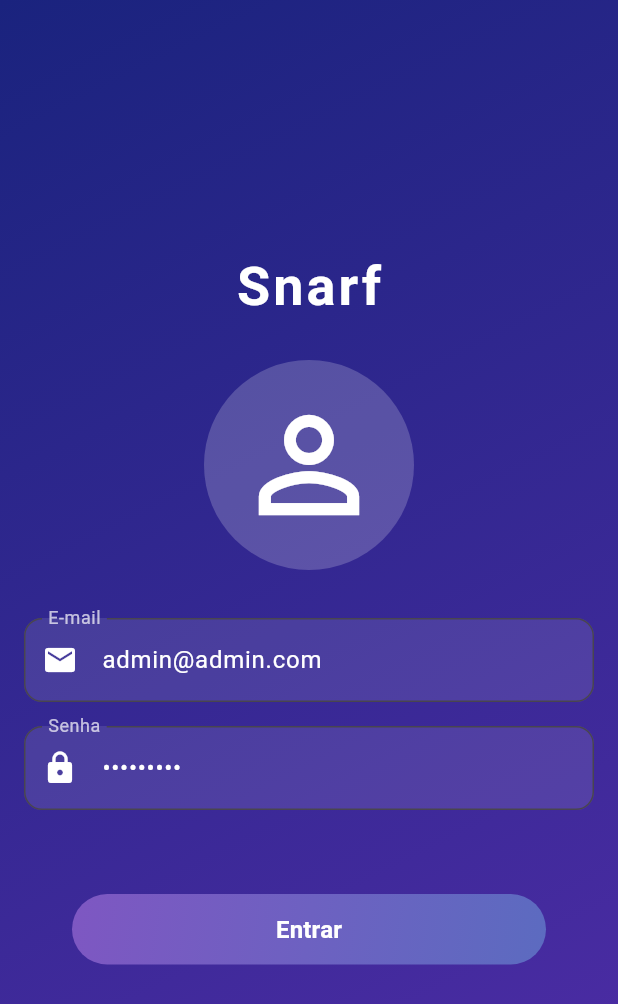
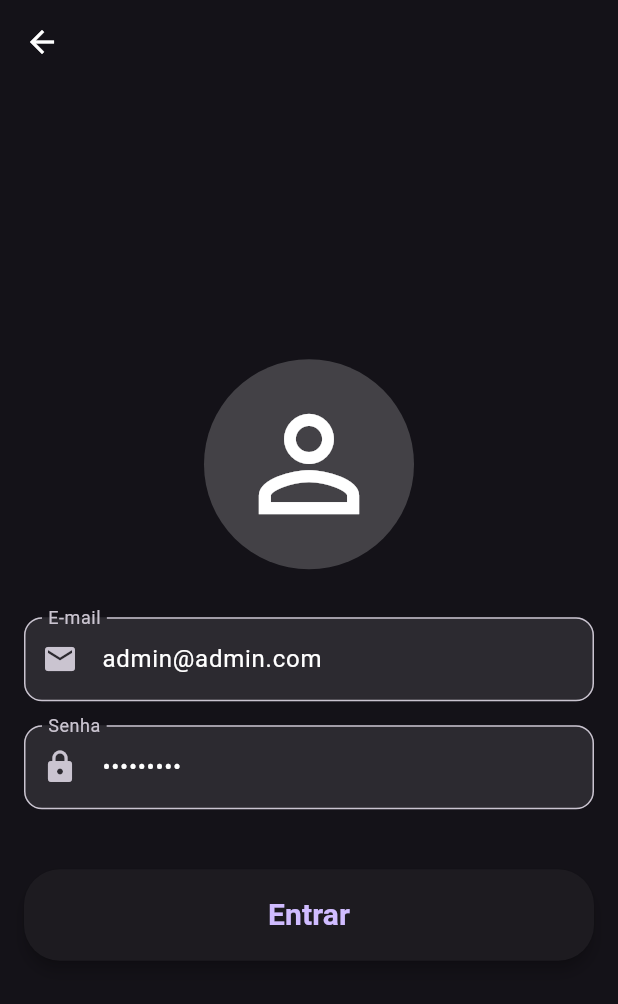
Before and after one commit to Gustavo653/Snarf, a Flutter app: the screen it shows after launch, after a tap on "Login", on a phone screen of 412 x 824 dp. Shown: the top 1004 px of the screen. Run offline on Flutter 3.47's test engine with Material 3 defaults, Android fonts, the phone set to English and light mode, and no system bars; our stand-ins replace flutter_map, flutter_secure_storage, latlong2, location.

Commit message:
Melhorando temas do app

```diff
--- /dev/null
+++ b/snarf/lib/components/custom_elevated_button.dart
@@ -0,0 +1,47 @@
+import 'package:flutter/material.dart';
+
+class CustomElevatedButton extends StatelessWidget {
+  final String text;
+  final bool isLoading;
+  final VoidCallback? onPressed;
+
+  const CustomElevatedButton({
+    super.key,
+    required this.text,
+    required this.isLoading,
+    this.onPressed,
+  });
+
+  @override
+  Widget build(BuildContext context) {
+    return ElevatedButton(
+      onPressed: isLoading ? null : onPressed,
+      style: ElevatedButton.styleFrom(
+        padding: const EdgeInsets.symmetric(
+          horizontal: 32.0,
+          vertical: 4.0,
+        ),
+        shape: RoundedRectangleBorder(
+          borderRadius: BorderRadius.circular(24.0),
+        ),
+        elevation: 4,
+      ),
+      child: isLoading
+          ? const CircularProgressIndicator(color: Colors.white)
+          : Ink(
+              child: Container(
+                alignment: Alignment.center,
+                padding: const EdgeInsets.symmetric(
+                    vertical: 12.0, horizontal: 32.0),
+                child: Text(
+                  text,
+                  style: const TextStyle(
+                    fontWeight: FontWeight.bold,
+                    fontSize: 20.0,
+                  ),
+                ),
+              ),
+            ),
+    );
+  }
+}
--- a/snarf/lib/pages/initial_page.dart
+++ b/snarf/lib/pages/initial_page.dart
@@ -1,6 +1,7 @@
 import 'package:flutter/material.dart';
 import 'package:snarf/pages/home_page.dart';
-import 'login_page.dart';
+import 'package:snarf/pages/login_page.dart';
+import 'package:snarf/components/custom_elevated_button.dart';
 
 class InitialPage extends StatelessWidget {
   const InitialPage({super.key});
@@ -8,70 +9,41 @@ class InitialPage extends StatelessWidget {
   @override
   Widget build(BuildContext context) {
     return Scaffold(
-      body: Container(
-        decoration: const BoxDecoration(
-          gradient: LinearGradient(
-            colors: [
-              Color(0xFF212FBD),
-              Color(0xFF3A1D7E),
-            ],
-            begin: Alignment.topLeft,
-            end: Alignment.bottomRight,
-          ),
-        ),
-        child: Center(
+      body: Center(
+        child: Padding(
+          padding: const EdgeInsets.all(16.0),
           child: Column(
             mainAxisAlignment: MainAxisAlignment.center,
             children: [
               const Text(
                 'snarf',
                 style: TextStyle(
-                  fontSize: 36,
+                  fontSize: 40,
                   fontWeight: FontWeight.bold,
-                  color: Colors.white,
                   letterSpacing: 2.0,
                 ),
               ),
               const SizedBox(height: 48),
-              ElevatedButton(
+              CustomElevatedButton(
+                text: 'Espiar Anonimamente',
+                isLoading: false,
                 onPressed: () {
-                  ScaffoldMessenger.of(context).showSnackBar(
-                    const SnackBar(content: Text('Espiando anonimamente...')),
-                  );
                   Navigator.push(
                     context,
                     MaterialPageRoute(builder: (context) => const HomePage()),
                   );
                 },
-                style: ElevatedButton.styleFrom(
-                  padding: const EdgeInsets.symmetric(
-                      horizontal: 32.0, vertical: 16.0),
-                  shape: RoundedRectangleBorder(
-                    borderRadius: BorderRadius.circular(24.0),
-                  ),
-                  backgroundColor: Colors.white,
-                  elevation: 4,
-                ),
-                child: const Text('Espiar Anonimamente'),
               ),
               const SizedBox(height: 24),
-              ElevatedButton(
+              CustomElevatedButton(
+                text: 'Login',
+                isLoading: false,
                 onPressed: () {
                   Navigator.push(
                     context,
                     MaterialPageRoute(builder: (context) => const LoginPage()),
                   );
                 },
-                style: ElevatedButton.styleFrom(
-                  padding: const EdgeInsets.symmetric(
-                      horizontal: 32.0, vertical: 16.0),
-                  shape: RoundedRectangleBorder(
-                    borderRadius: BorderRadius.circular(24.0),
-                  ),
-                  backgroundColor: Colors.white,
-                  elevation: 4,
-                ),
-                child: const Text('Login'),
               ),
             ],
           ),
--- a/snarf/lib/pages/login_page.dart
+++ b/snarf/lib/pages/login_page.dart
@@ -1,4 +1,5 @@
 import 'package:flutter/material.dart';
+import 'package:snarf/components/custom_elevated_button.dart';
 import '../services/api_service.dart';
 import 'home_page.dart';
 
@@ -59,36 +60,14 @@ class _LoginPageState extends State<LoginPage> {
   @override
   Widget build(BuildContext context) {
     return Scaffold(
-      body: Container(
-        decoration: const BoxDecoration(
-          gradient: LinearGradient(
-            colors: [
-              Color(0xFF1A237E), // Azul escuro
-              Color(0xFF512DA8), // Roxo elegante
-            ],
-            begin: Alignment.topLeft,
-            end: Alignment.bottomRight,
-          ),
-        ),
-        child: Center(
+      appBar: AppBar(),
+      body: Center(
         child: Padding(
           padding: const EdgeInsets.all(16.0),
           child: SingleChildScrollView(
             child: Column(
               mainAxisAlignment: MainAxisAlignment.center,
               children: [
-                  // Nome da aplicação
-                  Text(
-                    'Snarf',
-                    style: const TextStyle(
-                      fontSize: 36,
-                      fontWeight: FontWeight.bold,
-                      color: Colors.white,
-                      letterSpacing: 2.0,
-                    ),
-                  ),
-                  const SizedBox(height: 24),
-                  // Ícone estilizado no centro
                 Container(
                   decoration: BoxDecoration(
                     shape: BoxShape.circle,
@@ -98,7 +77,6 @@ class _LoginPageState extends State<LoginPage> {
                   child: const Icon(
                     Icons.person_outline,
                     size: 100,
-                      color: Colors.white,
                   ),
                 ),
                 const SizedBox(height: 32),
@@ -107,15 +85,13 @@ class _LoginPageState extends State<LoginPage> {
                   controller: _emailController,
                   decoration: InputDecoration(
                     labelText: 'E-mail',
-                      labelStyle: const TextStyle(color: Colors.white70),
                     border: OutlineInputBorder(
                       borderRadius: BorderRadius.circular(12.0),
                     ),
                     filled: true,
                     fillColor: Colors.white.withOpacity(0.1),
-                      prefixIcon: const Icon(Icons.email, color: Colors.white),
+                    prefixIcon: const Icon(Icons.email),
                   ),
-                    style: const TextStyle(color: Colors.white),
                   keyboardType: TextInputType.emailAddress,
                 ),
                 const SizedBox(height: 16),
@@ -124,69 +100,28 @@ class _LoginPageState extends State<LoginPage> {
                   controller: _passwordController,
                   decoration: InputDecoration(
                     labelText: 'Senha',
-                      labelStyle: const TextStyle(color: Colors.white70),
                     border: OutlineInputBorder(
                       borderRadius: BorderRadius.circular(12.0),
                     ),
                     filled: true,
                     fillColor: Colors.white.withOpacity(0.1),
-                      prefixIcon: const Icon(Icons.lock, color: Colors.white),
+                    prefixIcon: const Icon(Icons.lock),
                   ),
-                    style: const TextStyle(color: Colors.white),
                   obscureText: true,
                 ),
                 const SizedBox(height: 24),
-                  // Mensagem de erro
                 if (_errorMessage != null)
                   Text(
                     _errorMessage!,
                     style: const TextStyle(color: Colors.red),
                   ),
                 const SizedBox(height: 16),
-                  // Botão de entrar
-                  ElevatedButton(
+                CustomElevatedButton(
+                  text: 'Entrar',
+                  isLoading: _isLoading,
                   onPressed: _isLoading ? null : _login,
-                    style: ElevatedButton.styleFrom(
-                      padding: const EdgeInsets.symmetric(
-                          horizontal: 32.0, vertical: 16.0),
-                      shape: RoundedRectangleBorder(
-                        borderRadius: BorderRadius.circular(24.0),
-                      ),
-                      elevation: 4,
-                      backgroundColor: Colors.transparent,
-                      shadowColor: Colors.transparent,
-                    ),
-                    child: _isLoading
-                        ? const CircularProgressIndicator(color: Colors.white)
-                        : Ink(
-                      decoration: BoxDecoration(
-                        gradient: const LinearGradient(
-                          colors: [
-                            Color(0xFF7E57C2), // Roxo suave
-                            Color(0xFF5C6BC0), // Azul claro
-                          ],
-                          begin: Alignment.topLeft,
-                          end: Alignment.bottomRight,
-                        ),
-                        borderRadius: BorderRadius.circular(24.0),
-                      ),
-                      child: Container(
-                        alignment: Alignment.center,
-                        padding: const EdgeInsets.symmetric(
-                            vertical: 12.0, horizontal: 32.0),
-                        child: const Text(
-                          'Entrar',
-                          style: TextStyle(
-                            color: Colors.white,
-                            fontWeight: FontWeight.bold,
-                            fontSize: 16.0,
-                          ),
-                        ),
-                      ),
-                    ),
                 ),
               ],
-              ),
             ),
           ),
         ),
--- a/snarf/lib/providers/theme_provider.dart
+++ b/snarf/lib/providers/theme_provider.dart
@@ -1,7 +1,7 @@
 import 'package:flutter/material.dart';
 
 class ThemeProvider with ChangeNotifier {
-  bool _isDarkMode = false;
+  bool _isDarkMode = true;
 
   bool get isDarkMode => _isDarkMode;
 
--- a/snarf/lib/utils/app_colors.dart
+++ /dev/null
@@ -1,12 +0,0 @@
-import 'package:flutter/material.dart';
-
-class AppColors {
-  static const Color primaryColor = Color(0xFF212FBD);
-  static const Color secondaryColor = Color(0xFF3A1D7E);
-  static const Color buttonColor = Colors.white;
-  static const Color backgroundColor = Color(0xFF1A237E);
-  static const Color buttonGradientStart = Color(0xFF7E57C2);
-  static const Color buttonGradientEnd = Color(0xFF5C6BC0);
-  static const Color errorColor = Colors.red;
-  static const Color textColor = Colors.white;
-}
--- a/snarf/lib/utils/app_themes.dart
+++ b/snarf/lib/utils/app_themes.dart
@@ -1,14 +1,9 @@
 import 'package:flutter/material.dart';
-import 'package:snarf/utils/app_colors.dart';
 
 class AppThemes {
-  // Tema Claro
   static final ThemeData lightTheme = ThemeData(
     brightness: Brightness.light,
-    primaryColor: AppColors.primaryColor,
-    scaffoldBackgroundColor: Colors.white,
     appBarTheme: AppBarTheme(
-      backgroundColor: AppColors.primaryColor,
       iconTheme: const IconThemeData(color: Colors.black),
     ),
     textTheme: const TextTheme(
@@ -17,14 +12,12 @@ class AppThemes {
       bodyLarge: TextStyle(color: Colors.black),
     ),
     buttonTheme: ButtonThemeData(
-      buttonColor: AppColors.buttonColor,
       shape: RoundedRectangleBorder(
         borderRadius: BorderRadius.circular(24.0),
       ),
     ),
     elevatedButtonTheme: ElevatedButtonThemeData(
       style: ElevatedButton.styleFrom(
-        backgroundColor: AppColors.buttonColor,
         padding: const EdgeInsets.symmetric(horizontal: 32.0, vertical: 16.0),
         shape: RoundedRectangleBorder(
           borderRadius: BorderRadius.circular(24.0),
@@ -33,13 +26,9 @@ class AppThemes {
     ),
   );
 
-  // Tema Escuro
   static final ThemeData darkTheme = ThemeData(
     brightness: Brightness.dark,
-    primaryColor: AppColors.primaryColor,
-    scaffoldBackgroundColor: AppColors.backgroundColor,
     appBarTheme: AppBarTheme(
-      backgroundColor: AppColors.primaryColor,
       iconTheme: const IconThemeData(color: Colors.white),
     ),
     textTheme: const TextTheme(
@@ -48,14 +37,12 @@ class AppThemes {
       bodyLarge: TextStyle(color: Colors.white),
     ),
     buttonTheme: ButtonThemeData(
-      buttonColor: AppColors.buttonColor,
       shape: RoundedRectangleBorder(
         borderRadius: BorderRadius.circular(24.0),
       ),
     ),
     elevatedButtonTheme: ElevatedButtonThemeData(
       style: ElevatedButton.styleFrom(
-        backgroundColor: AppColors.buttonColor,
         padding: const EdgeInsets.symmetric(horizontal: 32.0, vertical: 16.0),
         shape: RoundedRectangleBorder(
           borderRadius: BorderRadius.circular(24.0),
```
Also changed, not shown: snarf/lib/components/expandable_fab_component.dart (deleted, +0 -134 lines), snarf/lib/pages/home_page.dart (+6 -19 lines). Lines whose indentation alone changed are shown as unchanged.
